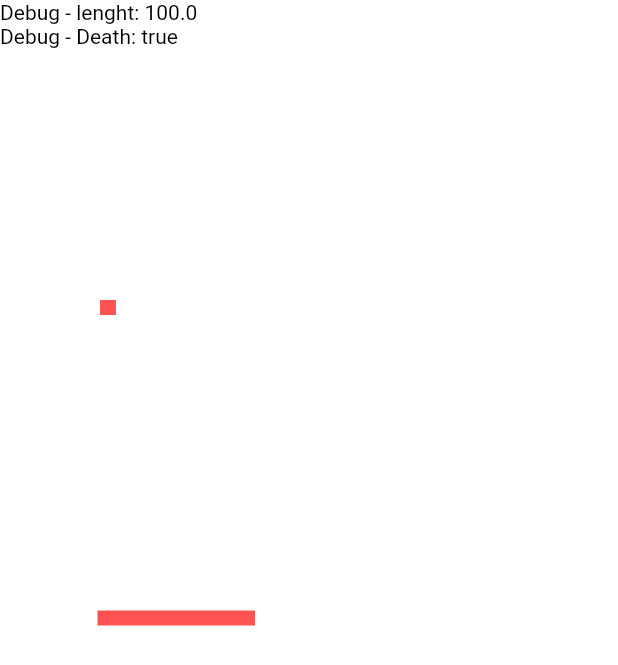
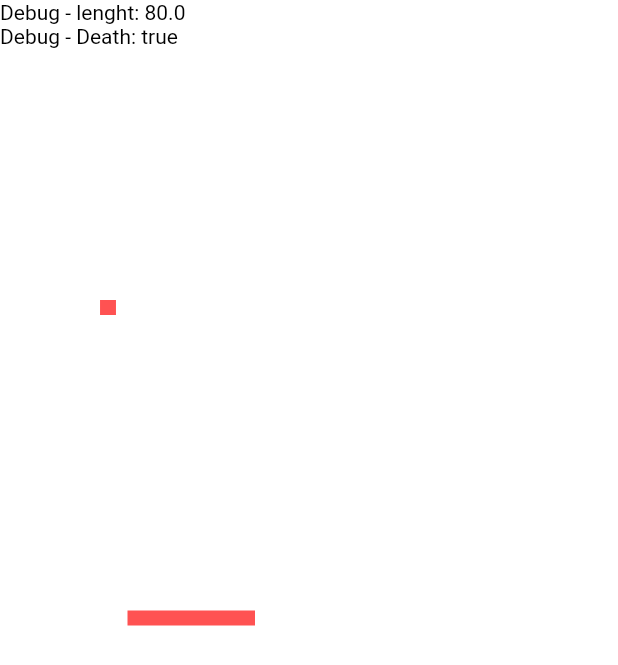
Before and after one commit to Famoose/FlutterSnake, a Flutter app: the screen it shows after launch, on a phone screen of 412 x 824 dp. Shown: the top 665 px of the screen. Run offline on Flutter 3.47's test engine with Material 2 defaults, Android fonts, the phone set to English and light mode, and no system bars.

Commit message:
add points to each goal fix collision with tails

```diff
--- a/lib/model/game-state.dart
+++ b/lib/model/game-state.dart
@@ -14,11 +14,15 @@ class GameState {
 
   createSnake(Size size) {
     this.size = size;
-    this.snake = new Snake.start(size, Direction.right, 100);
-    this.goals.add(Goal(this.size));
-    this.goals.add(Goal(this.size));
-    this.goals.add(Goal(this.size));
-    this.goals.add(Goal(this.size));
+    this.snake = new Snake.start(size, Direction.right, 80);
+    newGoal();
+    newGoal();
+    newGoal();
+    newGoal();
+    newGoal();
+  }
+
+  newGoal() {
     this.goals.add(Goal(this.size));
   }
 
@@ -33,7 +37,6 @@ class GameState {
     if(snake.alive){
       snake.move();
     }else{
-      running = false;
       timer.cancel();
     }
   }
--- a/lib/model/goal.dart
+++ b/lib/model/goal.dart
@@ -6,9 +6,11 @@ import 'package:psnake/model/snake.dart';
 class Goal {
   Offset center;
   Size boardSize;
+  double points;
 
   Goal(this.boardSize) {
     moveToRandomPosition();
+    points = new Random().nextInt(100).toDouble();
   }
 
   moveToRandomPosition() {
--- a/lib/snake-painter.dart
+++ b/lib/snake-painter.dart
@@ -32,8 +32,9 @@ class SnakePainter extends CustomPainter {
     for (int i = 0; i < goals.length; i++){
       var combine = Path.combine(PathOperation.intersect, goals[i], snakeHead);
       if (combine.computeMetrics().length > 0) {
-        gameState.snake.length += 50;
+        gameState.snake.length += gameState.goals[i].points;
         gameState.goals.removeAt(i);
+        gameState.newGoal();
       }
     }
   }
```
Also changed, not shown: lib/model/snake.dart (+86 -44 lines).
